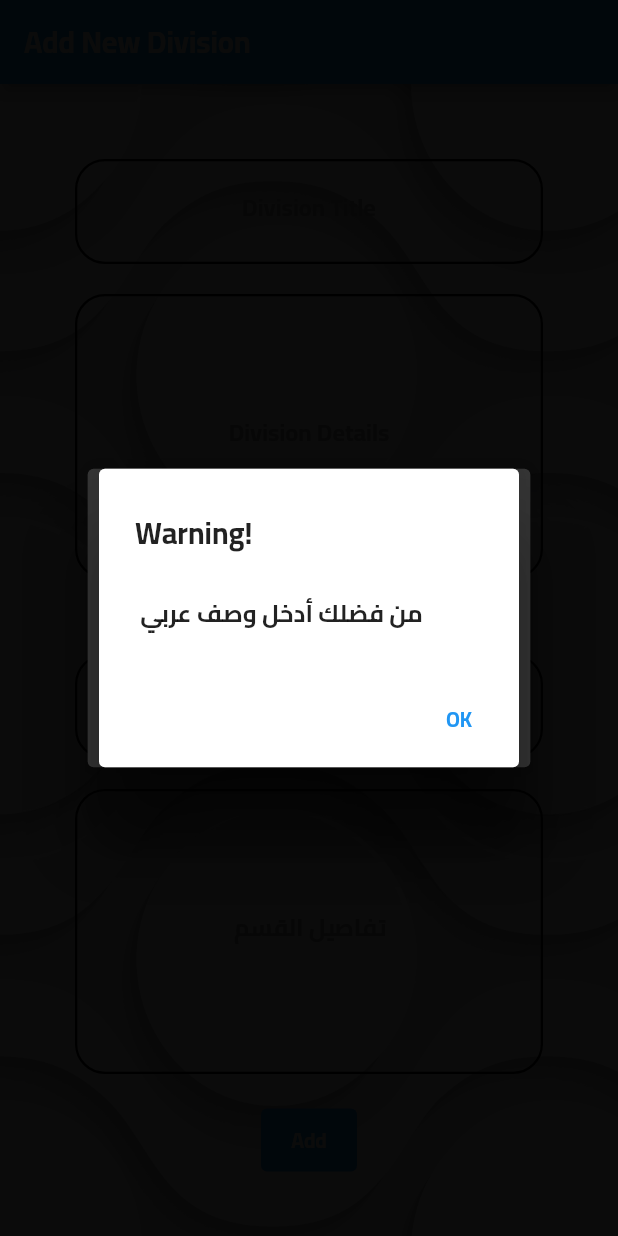
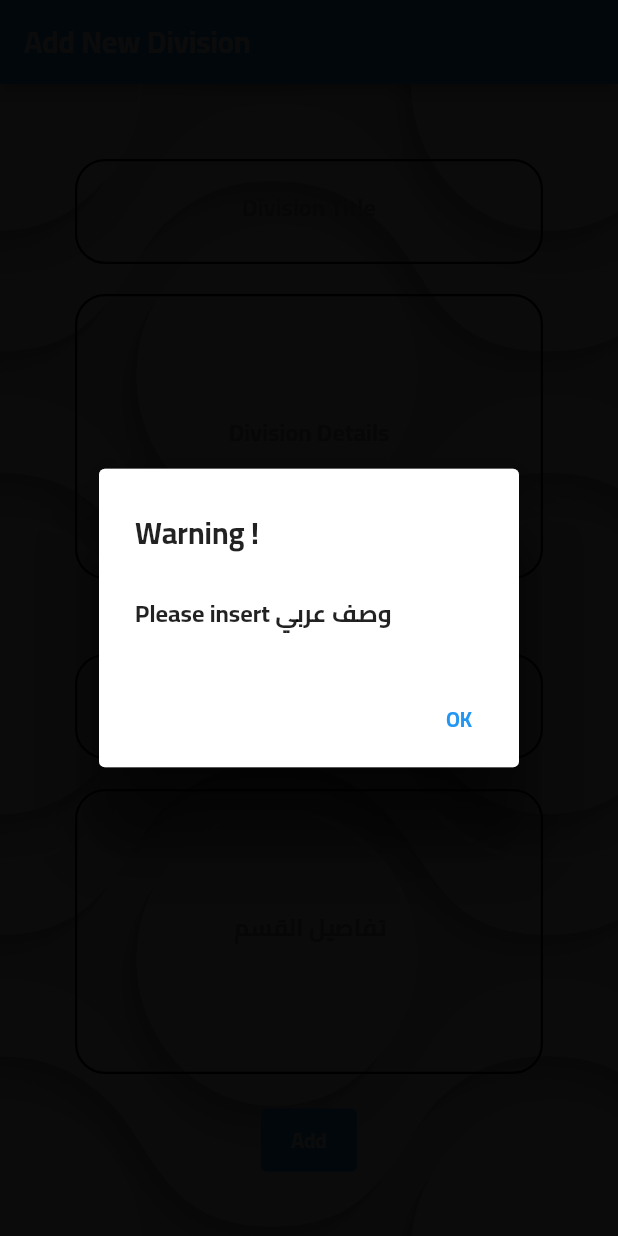
Before and after one commit to ahmloutfy/Pure-Soft-Training-Responsive, a Flutter app: the screen it shows after launch, after a tap on "Add", on a phone screen of 412 x 824 dp. Run offline on Flutter 3.47's test engine with Material 2 defaults, Android fonts, the light colour scheme and no system bars.

Commit message:
ASPSTR 21/12/2022 (0)

```diff
--- a/lib/screens/add_new_divison.dart
+++ b/lib/screens/add_new_divison.dart
@@ -4,13 +4,6 @@ import '../utilities/constants.dart';
 import '../widgets/alert_for_user.dart';
 import '../widgets/background_image.dart';
 import '../widgets/division_text_field.dart';
-
-class EditingControllers {
-  static TextEditingController? enTitleInput = TextEditingController(),
-      enDescriptionInput = TextEditingController(),
-      arTitleInput = TextEditingController(),
-      arDescriptionInput = TextEditingController();
-}
 
 class AddDivision extends StatelessWidget {
   const AddDivision({super.key});
@@ -71,7 +64,8 @@ class AddDivision extends StatelessWidget {
                   ),
                   TextButton(
                     onPressed: () {
-                      if (EditingControllers.enTitleInput!.text.isEmpty) {
+                      if (EditingControllers.enTitleInput!.text.isEmpty &&
+                          !LanguagesValidators.englishValidator()) {
                         showDialog(
                           context: context,
                           builder: (BuildContext context) =>
@@ -79,7 +73,8 @@ class AddDivision extends StatelessWidget {
                         );
                       }
 
-                      if (EditingControllers.enDescriptionInput!.text.isEmpty) {
+                      if (EditingControllers.enDescriptionInput!.text.isEmpty &&
+                          !LanguagesValidators.englishValidator()) {
                         showDialog(
                           context: context,
                           builder: (BuildContext context) =>
@@ -87,7 +82,8 @@ class AddDivision extends StatelessWidget {
                         );
                       }
 
-                      if (EditingControllers.arTitleInput!.text.isEmpty) {
+                      if (EditingControllers.arTitleInput!.text.isEmpty &&
+                          !LanguagesValidators.arabicValidator()) {
                         showDialog(
                           context: context,
                           builder: (BuildContext context) =>
@@ -95,7 +91,8 @@ class AddDivision extends StatelessWidget {
                         );
                       }
 
-                      if (EditingControllers.arDescriptionInput!.text.isEmpty) {
+                      if (EditingControllers.arDescriptionInput!.text.isEmpty &&
+                          !LanguagesValidators.arabicValidator()) {
                         showDialog(
                           context: context,
                           builder: (BuildContext context) =>
--- a/lib/utilities/constants.dart
+++ b/lib/utilities/constants.dart
@@ -37,3 +37,31 @@ class UniversalKey {
 class LocaleFont {
   static Locale? myLocale;
 }
+
+extension LanguagesValidators on String {
+  static bool arabicValidator() {
+    final arabicRegex = RegExp(r'/^[ء-ي0-9]*$');
+    return arabicRegex.hasMatch('');
+  }
+
+  static bool englishValidator() {
+    final englishRegex = RegExp(r'/^[A-Za-z0-9 ]*$');
+    return englishRegex.hasMatch('');
+  }
+}
+
+class EditingControllers {
+  static TextEditingController? enTitleInput = TextEditingController(),
+      enDescriptionInput = TextEditingController(),
+      arTitleInput = TextEditingController(),
+      arDescriptionInput = TextEditingController();
+}
+
+TextButton okTextButton(context) {
+  return TextButton(
+    child: const Text("OK"),
+    onPressed: () {
+      Navigator.of(context).pop();
+    },
+  );
+}
--- a/lib/widgets/alert_for_user.dart
+++ b/lib/widgets/alert_for_user.dart
@@ -9,19 +9,22 @@ class UserAlert extends StatelessWidget {
 
   @override
   Widget build(BuildContext context) {
-    return AlertDialog(
-      title: const Text('Warning!'),
-      content: LocaleFont.myLocale?.languageCode == 'en'
-          ? Text('Please insert $myText')
-          : Text(' من فضلك أدخل $myText'),
-      actions: [
-        TextButton(
-          child: const Text("OK"),
-          onPressed: () {
-            Navigator.of(context).pop();
-          },
-        ),
-      ],
-    );
+    if (LanguagesValidators.arabicValidator()) {
+      return AlertDialog(
+        title: const Text('تحذير !'),
+        content: Text('$myText من فضلك أدخل '),
+        actions: [
+          okTextButton(context),
+        ],
+      );
+    } else {
+      return AlertDialog(
+        title: const Text('Warning !'),
+        content: Text('Please insert $myText'),
+        actions: [
+          okTextButton(context),
+        ],
+      );
+    }
   }
 }
```
